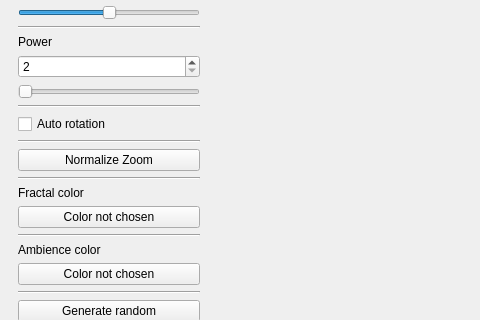
Qt form ui/mainwindow.ui (Constantor/fractals3d) before a commit; both pictures show x 0 to 480 and y 277 to 597 of the 1000 by 855 pixel window.
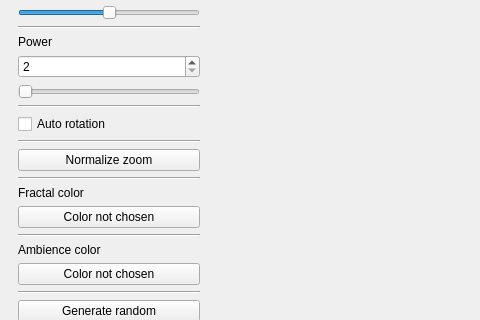
The same form after that commit. Custom widgets are drawn as their Qt base class.

Commit message: Мёрдж, некоторые фиксы и убрал дублирование кода, связанного со вращением.

What changed in the file:
```diff
--- a/ui/mainwindow.ui
+++ b/ui/mainwindow.ui
@@ -288,7 +288,7 @@
        <item>
         <widget class="QPushButton" name="zoomButton">
          <property name="text">
-          <string>Normalize Zoom</string>
+          <string>Normalize zoom</string>
          </property>
         </widget>
        </item>
```
The commit also changes 2 other files.
